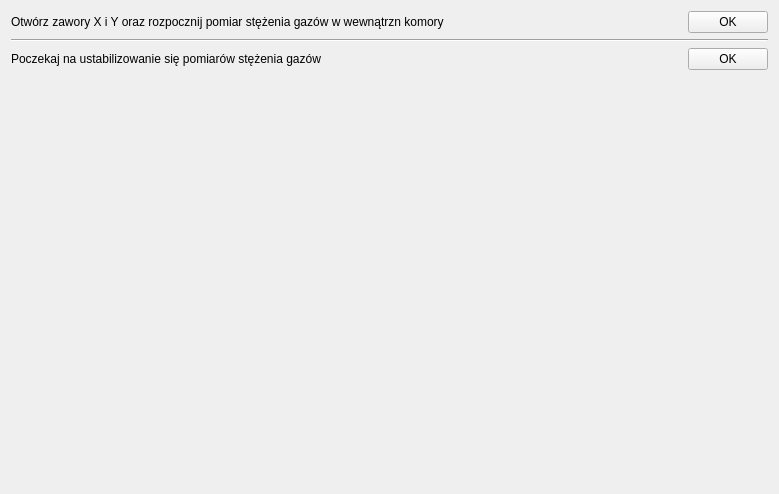
Qt form nowytest_5.ui (wiacekmarcin/StanowiskoChemiczne) before a commit.
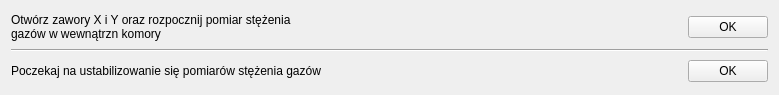
The same form after that commit. Custom widgets are drawn as their Qt base class.

Commit message: Do zrobienia został ostatni krok nowego testu - podsumowanie.

What changed in the file:
```diff
--- a/nowytest_5.ui
+++ b/nowytest_5.ui
@@ -7,27 +7,54 @@
     <x>0</x>
     <y>0</y>
     <width>779</width>
-    <height>494</height>
+    <height>95</height>
    </rect>
   </property>
   <property name="windowTitle">
    <string>WizardPage</string>
   </property>
   <property name="title" stdset="0">
-   <string>Przygotowanie stanowiska. Krok 3</string>
+   <string>Rozpoczęcie pomiarów</string>
   </property>
   <property name="subTitle" stdset="0">
-   <string>Dalsze prace porządkowe</string>
+   <string>Stanowisko jest gotowe do rozpoczęcia pomiarów.</string>
   </property>
   <property name="buttonName" stdset="0">
    <string>Dalej</string>
   </property>
-  <layout class="QFormLayout" name="formLayout_2">
+  <layout class="QGridLayout" name="gridLayout">
    <item row="0" column="0">
     <widget class="QLabel" name="lStep2">
+     <property name="minimumSize">
+      <size>
+       <width>200</width>
+       <height>20</height>
+      </size>
+     </property>
+     <property name="maximumSize">
+      <size>
+       <width>400</width>
+       <height>16777215</height>
+      </size>
+     </property>
+     <property name="baseSize">
+      <size>
+       <width>200</width>
+       <height>20</height>
+      </size>
+     </property>
      <property name="text">
       <string>Otwórz zawory X i Y oraz rozpocznij pomiar stężenia gazów w wewnątrzn komory</string>
      </property>
+     <property name="alignment">
+      <set>Qt::AlignLeading|Qt::AlignLeft|Qt::AlignVCenter</set>
+     </property>
+     <property name="wordWrap">
+      <bool>true</bool>
+     </property>
+     <property name="indent">
+      <number>0</number>
+     </property>
     </widget>
    </item>
    <item row="0" column="1">
@@ -39,7 +66,7 @@
        </property>
        <property name="sizeHint" stdset="0">
         <size>
-         <width>40</width>
+         <width>10</width>
          <height>20</height>
         </size>
        </property>
@@ -89,7 +116,7 @@
        </property>
        <property name="sizeHint" stdset="0">
         <size>
-         <width>40</width>
+         <width>10</width>
          <height>20</height>
         </size>
        </property>
@@ -113,6 +140,11 @@
    <header>testpage.h</header>
    <container>1</container>
   </customwidget>
+  <customwidget>
+   <class>DisPushButton</class>
+   <extends>QPushButton</extends>
+   <header location="global">dispushbutton.h</header>
+  </customwidget>
  </customwidgets>
  <resources/>
  <connections/>
```
Left out of the diff: 4 changed lines with no effect on the pictures. The commit also changes 23 other files.
